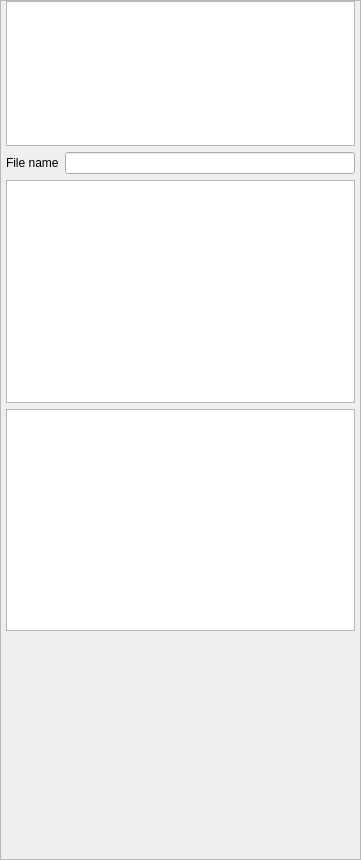
The window that freeview/PanelConnectomeMatrix.ui (freesurfer/freesurfer) describes before a commit, drawn with Qt 5.
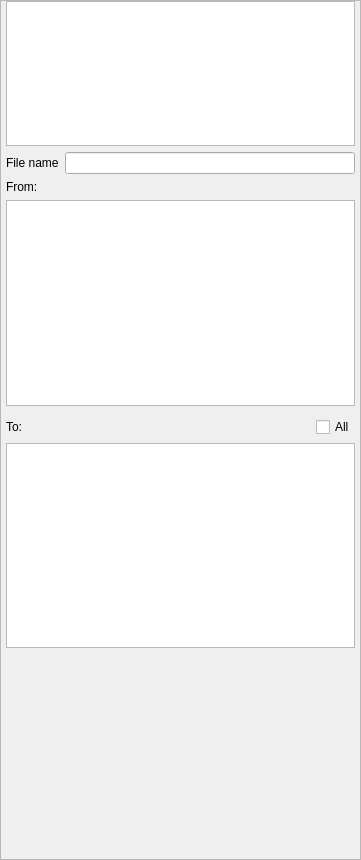
The same window after the commit. Custom widgets are drawn as their Qt base class.

Commit message: preliminary implementation on connectome matrix display

Patch:
```diff
--- a/freeview/PanelConnectomeMatrix.ui
+++ b/freeview/PanelConnectomeMatrix.ui
@@ -84,10 +84,39 @@
      </layout>
     </item>
     <item>
-     <widget class="QTreeWidget" name="treeWidgetRows">
+     <spacer name="verticalSpacer_2">
+      <property name="orientation">
+       <enum>Qt::Vertical</enum>
+      </property>
+      <property name="sizeType">
+       <enum>QSizePolicy::Fixed</enum>
+      </property>
+      <property name="sizeHint" stdset="0">
+       <size>
+        <width>5</width>
+        <height>0</height>
+       </size>
+      </property>
+     </spacer>
+    </item>
+    <item>
+     <widget class="QLabel" name="label">
+      <property name="text">
+       <string>From:</string>
+      </property>
+     </widget>
+    </item>
+    <item>
+     <widget class="QTreeWidget" name="treeWidgetFrom">
       <property name="showDropIndicator" stdset="0">
        <bool>false</bool>
       </property>
+      <property name="rootIsDecorated">
+       <bool>false</bool>
+      </property>
+      <property name="itemsExpandable">
+       <bool>false</bool>
+      </property>
       <attribute name="headerVisible">
        <bool>false</bool>
       </attribute>
@@ -99,10 +128,63 @@
      </widget>
     </item>
     <item>
-     <widget class="QTreeWidget" name="treeWidgetColumns">
+     <spacer name="verticalSpacer_3">
+      <property name="orientation">
+       <enum>Qt::Vertical</enum>
+      </property>
+      <property name="sizeType">
+       <enum>QSizePolicy::Fixed</enum>
+      </property>
+      <property name="sizeHint" stdset="0">
+       <size>
+        <width>1</width>
+        <height>5</height>
+       </size>
+      </property>
+     </spacer>
+    </item>
+    <item>
+     <layout class="QHBoxLayout" name="horizontalLayout">
+      <item>
+       <widget class="QLabel" name="label_2">
+        <property name="text">
+         <string>To:</string>
+        </property>
+       </widget>
+      </item>
+      <item>
+       <spacer name="horizontalSpacer">
+        <property name="orientation">
+         <enum>Qt::Horizontal</enum>
+        </property>
+        <property name="sizeHint" stdset="0">
+         <size>
+          <width>5</width>
+          <height>5</height>
+         </size>
+        </property>
+       </spacer>
+      </item>
+      <item>
+       <widget class="QCheckBox" name="checkBox">
+        <property name="text">
+         <string>All</string>
+        </property>
+       </widget>
+      </item>
+     </layout>
+    </item>
+    <item>
+     <widget class="QTreeWidget" name="treeWidgetTo">
       <property name="showDropIndicator" stdset="0">
        <bool>false</bool>
       </property>
+      <property name="rootIsDecorated">
+       <bool>false</bool>
+      </property>
+      <property name="itemsExpandable">
+       <bool>false</bool>
+      </property>
       <attribute name="headerVisible">
        <bool>false</bool>
       </attribute>
```
Left out of the diff: 56 changed lines with no effect on the pictures. The commit also changes 13 other files.
